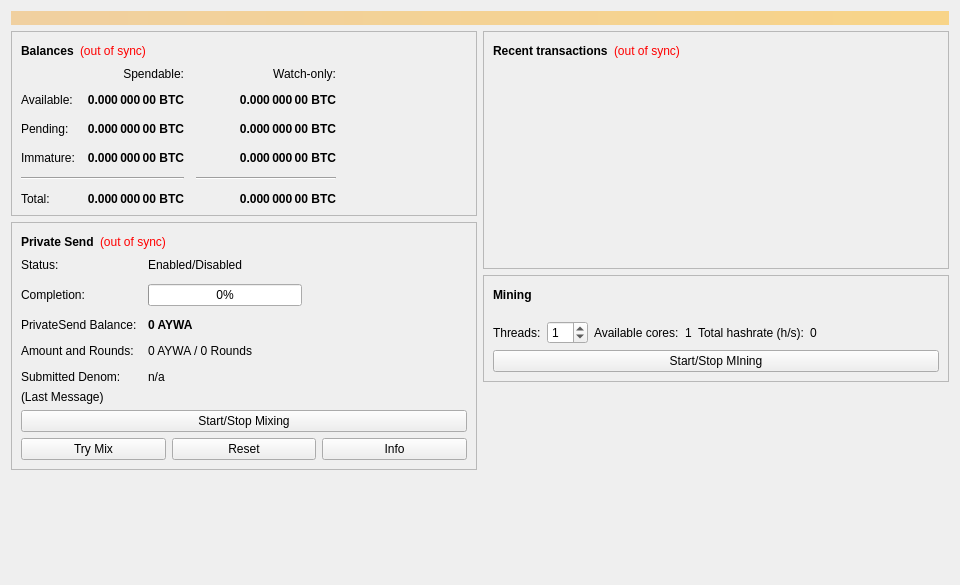
This is src/qt/forms/overviewpage.ui in GetAywa/AywaCore as Qt 5 draws it before an edit. The edited form follows.
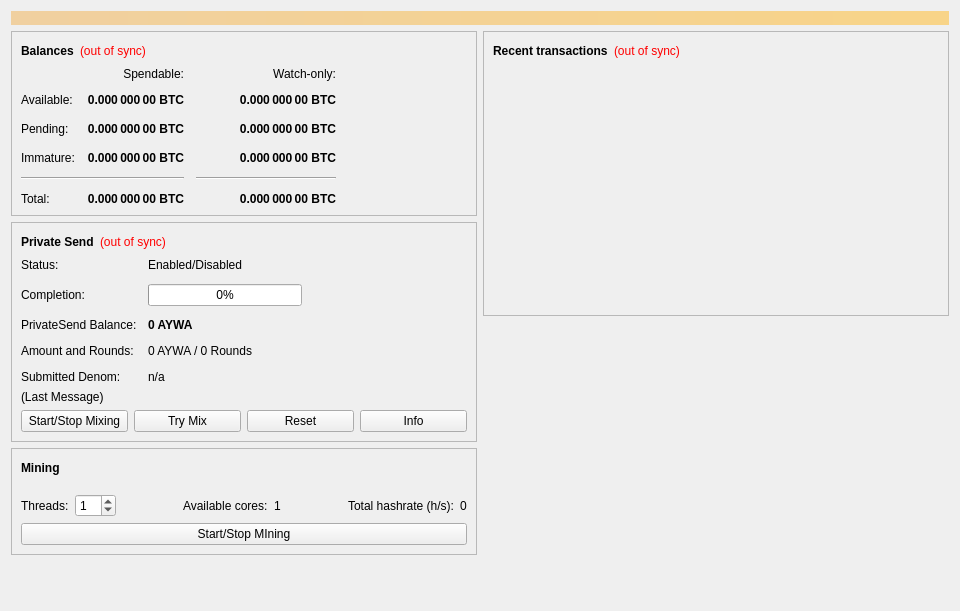
This is the edited form.

Commit message:
added solo mining hashrate GUI
	modified:   src/miner.cpp
	modified:   src/miner.h
	modified:   src/qt/forms/overviewpage.ui
	modified:   src/qt/overviewpage.cpp
	modified:   src/qt/overviewpage.h

```diff
--- a/src/qt/forms/overviewpage.ui
+++ b/src/qt/forms/overviewpage.ui
@@ -7,7 +7,7 @@
     <x>0</x>
     <y>0</y>
     <width>960</width>
-    <height>585</height>
+    <height>611</height>
    </rect>
   </property>
   <property name="minimumSize">
@@ -566,21 +566,21 @@
               </property>
              </widget>
             </item>
-            <item>
-             <widget class="QPushButton" name="togglePrivateSend">
-              <property name="sizePolicy">
-               <sizepolicy hsizetype="MinimumExpanding" vsizetype="Fixed">
-                <horstretch>0</horstretch>
-                <verstretch>0</verstretch>
-               </sizepolicy>
-              </property>
-              <property name="text">
-               <string>Start/Stop Mixing</string>
-              </property>
-             </widget>
-            </item>
             <item>
              <layout class="QHBoxLayout" name="horizontalLayout_debugbuttons">
+              <item>
+               <widget class="QPushButton" name="togglePrivateSend">
+                <property name="sizePolicy">
+                 <sizepolicy hsizetype="MinimumExpanding" vsizetype="Fixed">
+                  <horstretch>0</horstretch>
+                  <verstretch>0</verstretch>
+                 </sizepolicy>
+                </property>
+                <property name="text">
+                 <string>Start/Stop Mixing</string>
+                </property>
+               </widget>
+              </item>
               <item>
                <widget class="QPushButton" name="privateSendAuto">
                 <property name="sizePolicy">
@@ -639,6 +639,143 @@
          </layout>
         </widget>
        </item>
+       <item>
+        <widget class="QFrame" name="frameMIning">
+         <property name="frameShape">
+          <enum>QFrame::StyledPanel</enum>
+         </property>
+         <property name="frameShadow">
+          <enum>QFrame::Raised</enum>
+         </property>
+         <layout class="QVBoxLayout" name="verticalLayout_6">
+          <item>
+           <layout class="QHBoxLayout" name="horizontalLayout_3">
+            <property name="topMargin">
+             <number>0</number>
+            </property>
+            <item>
+             <widget class="QLabel" name="label">
+              <property name="font">
+               <font>
+                <weight>75</weight>
+                <bold>true</bold>
+               </font>
+              </property>
+              <property name="text">
+               <string>Mining</string>
+              </property>
+              <property name="alignment">
+               <set>Qt::AlignLeading|Qt::AlignLeft|Qt::AlignVCenter</set>
+              </property>
+             </widget>
+            </item>
+            <item>
+             <spacer name="horizontalSpacer_5">
+              <property name="orientation">
+               <enum>Qt::Horizontal</enum>
+              </property>
+              <property name="sizeHint" stdset="0">
+               <size>
+                <width>40</width>
+                <height>20</height>
+               </size>
+              </property>
+             </spacer>
+            </item>
+           </layout>
+          </item>
+          <item>
+           <layout class="QVBoxLayout" name="verticalLayout_5">
+            <property name="topMargin">
+             <number>0</number>
+            </property>
+            <item>
+             <layout class="QHBoxLayout" name="horizontalLayout_6">
+              <property name="topMargin">
+               <number>10</number>
+              </property>
+              <item>
+               <widget class="QLabel" name="label_3">
+                <property name="text">
+                 <string>Threads:</string>
+                </property>
+               </widget>
+              </item>
+              <item>
+               <widget class="QSpinBox" name="spinBoxMiningThreads">
+                <property name="value">
+                 <number>1</number>
+                </property>
+               </widget>
+              </item>
+              <item>
+               <spacer name="horizontalSpacer_7">
+                <property name="orientation">
+                 <enum>Qt::Horizontal</enum>
+                </property>
+                <property name="sizeHint" stdset="0">
+                 <size>
+                  <width>40</width>
+                  <height>20</height>
+                 </size>
+                </property>
+               </spacer>
+              </item>
+              <item>
+               <widget class="QLabel" name="label_2">
+                <property name="text">
+                 <string>Available cores:</string>
+                </property>
+               </widget>
+              </item>
+              <item>
+               <widget class="QLabel" name="labelAvailableCores">
+                <property name="text">
+                 <string>1</string>
+                </property>
+               </widget>
+              </item>
+              <item>
+               <spacer name="horizontalSpacer_8">
+                <property name="orientation">
+                 <enum>Qt::Horizontal</enum>
+                </property>
+                <property name="sizeHint" stdset="0">
+                 <size>
+                  <width>40</width>
+                  <height>20</height>
+                 </size>
+                </property>
+               </spacer>
+              </item>
+              <item>
+               <widget class="QLabel" name="labelHashrate">
+                <property name="text">
+                 <string>Total hashrate (h/s):</string>
+                </property>
+               </widget>
+              </item>
+              <item>
+               <widget class="QLabel" name="labelTotalHashRate">
+                <property name="text">
+                 <string>0</string>
+                </property>
+               </widget>
+              </item>
+             </layout>
+            </item>
+            <item>
+             <widget class="QPushButton" name="bnGenerate">
+              <property name="text">
+               <string>Start/Stop MIning</string>
+              </property>
+             </widget>
+            </item>
+           </layout>
+          </item>
+         </layout>
+        </widget>
+       </item>
        <item>
         <spacer name="verticalSpacer">
          <property name="orientation">
@@ -733,130 +870,6 @@
          </layout>
         </widget>
        </item>
-       <item>
-        <widget class="QFrame" name="frameMIning">
-         <property name="frameShape">
-          <enum>QFrame::StyledPanel</enum>
-         </property>
-         <property name="frameShadow">
-          <enum>QFrame::Raised</enum>
-         </property>
-         <layout class="QVBoxLayout" name="verticalLayout_6">
-          <item>
-           <layout class="QHBoxLayout" name="horizontalLayout_3">
-            <property name="topMargin">
-             <number>0</number>
-            </property>
-            <item>
-             <widget class="QLabel" name="label">
-              <property name="font">
-               <font>
-                <weight>75</weight>
-                <bold>true</bold>
-               </font>
-              </property>
-              <property name="text">
-               <string>Mining</string>
-              </property>
-              <property name="alignment">
-               <set>Qt::AlignLeading|Qt::AlignLeft|Qt::AlignVCenter</set>
-              </property>
-             </widget>
-            </item>
-            <item>
-             <spacer name="horizontalSpacer_5">
-              <property name="orientation">
-               <enum>Qt::Horizontal</enum>
-              </property>
-              <property name="sizeHint" stdset="0">
-               <size>
-                <width>40</width>
-                <height>20</height>
-               </size>
-              </property>
-             </spacer>
-            </item>
-           </layout>
-          </item>
-          <item>
-           <layout class="QVBoxLayout" name="verticalLayout_5">
-            <property name="topMargin">
-             <number>0</number>
-            </property>
-            <item>
-             <layout class="QHBoxLayout" name="horizontalLayout_6">
-              <property name="topMargin">
-               <number>10</number>
-              </property>
-              <item>
-               <widget class="QLabel" name="label_3">
-                <property name="text">
-                 <string>Threads:</string>
-                </property>
-               </widget>
-              </item>
-              <item>
-               <widget class="QSpinBox" name="spinBoxMiningThreads">
-                <property name="value">
-                 <number>1</number>
-                </property>
-               </widget>
-              </item>
-              <item>
-               <widget class="QLabel" name="label_2">
-                <property name="text">
-                 <string>Available cores:</string>
-                </property>
-               </widget>
-              </item>
-              <item>
-               <widget class="QLabel" name="labelAvailableCores">
-                <property name="text">
-                 <string>1</string>
-                </property>
-               </widget>
-              </item>
-              <item>
-               <widget class="QLabel" name="labelHashrate">
-                <property name="text">
-                 <string>Total hashrate (h/s):</string>
-                </property>
-               </widget>
-              </item>
-              <item>
-               <widget class="QLabel" name="labelTotalHashRate">
-                <property name="text">
-                 <string>0</string>
-                </property>
-               </widget>
-              </item>
-              <item>
-               <spacer name="horizontalSpacer_6">
-                <property name="orientation">
-                 <enum>Qt::Horizontal</enum>
-                </property>
-                <property name="sizeHint" stdset="0">
-                 <size>
-                  <width>40</width>
-                  <height>20</height>
-                 </size>
-                </property>
-               </spacer>
-              </item>
-             </layout>
-            </item>
-            <item>
-             <widget class="QPushButton" name="bnGenerate">
-              <property name="text">
-               <string>Start/Stop MIning</string>
-              </property>
-             </widget>
-            </item>
-           </layout>
-          </item>
-         </layout>
-        </widget>
-       </item>
        <item>
         <spacer name="verticalSpacer_2">
          <property name="orientation">
```
The commit also changes 7 other files.
